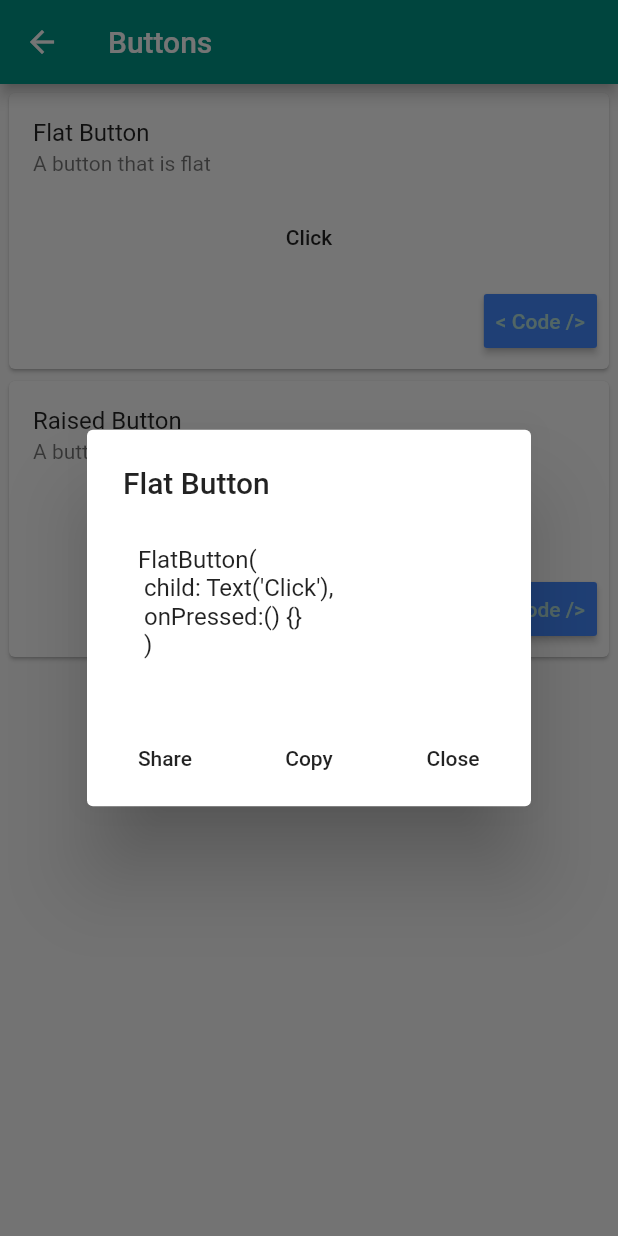
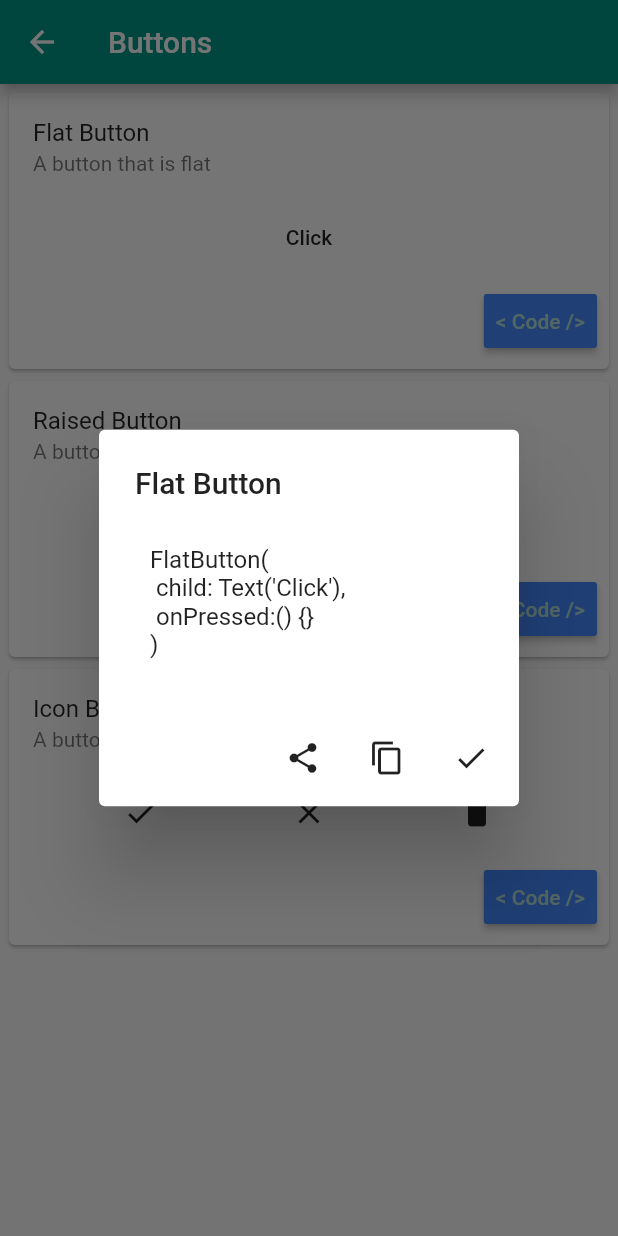
Before and after one commit to Adrieldf/allthewidgets, a Flutter app: the ButtonsPage screen opened directly, after a tap on "< Code />", on a phone screen of 412 x 824 dp. Run offline on Flutter 3.47's test engine with Material 2 defaults, Android fonts, the phone set to English and light mode, and no system bars; our stand-ins replace share.

Commit message:
icon button

```diff
--- a/lib/cards/cardWithCodeButton.dart
+++ b/lib/cards/cardWithCodeButton.dart
@@ -3,12 +3,12 @@ import 'package:flutter/services.dart';
 import 'package:share/share.dart';
 
 class CardWithCodeButton extends StatelessWidget {
-  final Widget widget;
+  final List<Widget> widgets;
   final String name;
   final String description;
   final String code;
 
-  CardWithCodeButton({this.widget, this.name, this.description, this.code});
+  CardWithCodeButton({this.widgets, this.name, this.description, this.code});
 
   @override
   Widget build(BuildContext context) {
@@ -20,7 +20,10 @@ class CardWithCodeButton extends StatelessWidget {
           title: Text(this.name),
           subtitle: Text(this.description),
         ),
-        this.widget,
+        Row(
+          mainAxisAlignment: MainAxisAlignment.spaceEvenly,
+          children: this.widgets,
+        ),
         ButtonBar(
           children: <Widget>[
             RaisedButton(
@@ -52,24 +55,21 @@ class CardWithCodeButton extends StatelessWidget {
             ),
           ),
           actions: <Widget>[
-            FlatButton(
-              child: Text('Share'),
+            IconButton(
+                icon: Icon(Icons.share),
                 onPressed: () {
                   Share.share(this.code);
-              },
-            ),
-            FlatButton(
-              child: Text('Copy'),
+                }),
+            IconButton(
+                icon: Icon(Icons.content_copy),
                 onPressed: () {
                   Clipboard.setData(ClipboardData(text: this.code));
-              },
-            ),
-            FlatButton(
-              child: Text('Close'),
+                }),
+            IconButton(
+                icon: Icon(Icons.check),
                 onPressed: () {
                   Navigator.of(context).pop();
-              },
-            ),
+                }),
           ],
         );
       },
--- a/lib/pages/buttonsPage.dart
+++ b/lib/pages/buttonsPage.dart
@@ -12,22 +12,37 @@ class ButtonsPage extends StatelessWidget {
         padding: EdgeInsets.all(2),
         children: <Widget>[
           CardWithCodeButton(
-           widget: FlatButton(
+            widgets: <Widget>[
+              FlatButton(
                 child: Text("Click"),
-             onPressed:() {},
-           ),
+                onPressed: () {},
+              )
+            ],
             name: "Flat Button",
             description: "A button that is flat",
-           code: "FlatButton(\n child: Text('Click'), \n onPressed:() {}\n )",
+            code: "FlatButton(\n child: Text('Click'), \n onPressed:() {}\n)",
           ),
           CardWithCodeButton(
-           widget: RaisedButton(
+            widgets: <Widget>[
+              RaisedButton(
                 child: Text("Click"),
-             onPressed:() {},
-           ),
+                onPressed: () {},
+              )
+            ],
             name: "Raised Button",
             description: "A button that is raised",
-           code: "RaisedButton(\n child: Text('Click'), \n onPressed:() {}\n )",
+            code: "RaisedButton(\n child: Text('Click'), \n onPressed:() {}\n)",
+          ),
+          CardWithCodeButton(
+            widgets: <Widget>[
+              IconButton(icon: Icon(Icons.check), onPressed: () {}),
+              IconButton(icon: Icon(Icons.close), onPressed: () {}),
+              IconButton(icon: Icon(Icons.delete), onPressed: () {})
+            ],
+            name: "Icon Button",
+            description: "A button that it is only a Icon",
+            code:
+                " IconButton(\n icon: Icon(Icons.check),\n onPressed: () {}\n)",
           )
         ],
       ),
```
Lines whose indentation alone changed are shown as unchanged.
